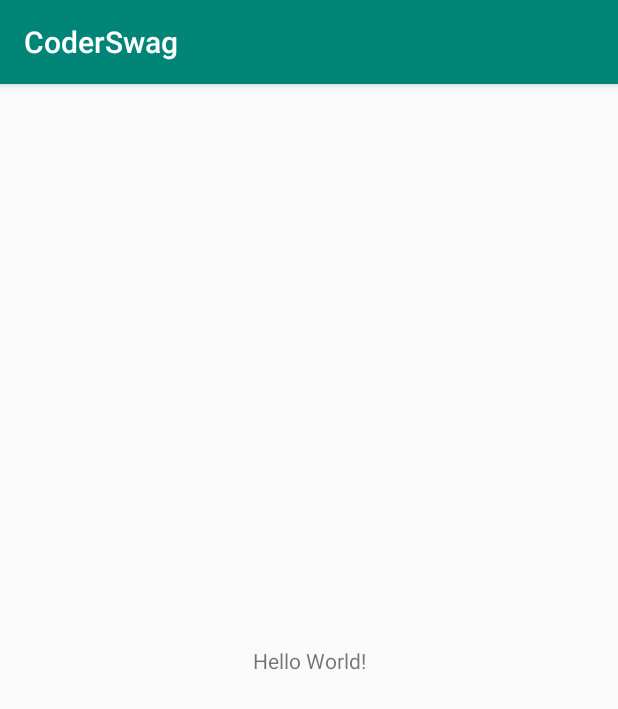
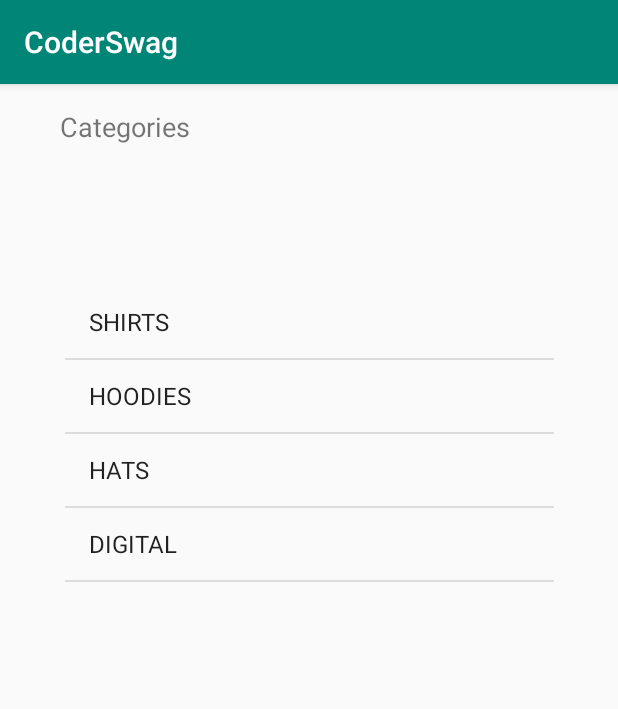
Before and after one commit to Brahmadatta/CoderSwag, an Android app: the screen it shows after launch (MainActivity), on a phone screen of 412 x 824 dp. Shown: the top 709 px of the screen. Run offline under Robolectric (Android 15) with nearby library versions, the phone set to English and light mode, and no system bars.

Commit message:
lesson 02

```diff
--- a/app/src/main/java/com/example/coderswag/Controller/MainActivity.kt
+++ b/app/src/main/java/com/example/coderswag/Controller/MainActivity.kt
@@ -2,12 +2,22 @@ package com.example.coderswag.Controller
 
 import androidx.appcompat.app.AppCompatActivity
 import android.os.Bundle
+import android.widget.ArrayAdapter
+import com.example.coderswag.Model.Category
 import com.example.coderswag.R
+import com.example.coderswag.Services.DataService
+import kotlinx.android.synthetic.main.activity_main.*
 
 class MainActivity : AppCompatActivity() {
+
+    lateinit var adapter : ArrayAdapter<Category>
 
     override fun onCreate(savedInstanceState: Bundle?) {
         super.onCreate(savedInstanceState)
         setContentView(R.layout.activity_main)
+
+        adapter = ArrayAdapter(this,android.R.layout.simple_list_item_1,DataService.categories)
+
+        categoryListView.adapter = adapter
     }
 }
--- a/app/src/main/java/com/example/coderswag/Model/Category.kt
+++ b/app/src/main/java/com/example/coderswag/Model/Category.kt
@@ -1,3 +1,7 @@
 package com.example.coderswag.Model
 
-class Category(val title: String,val image: String)
+class Category(val title: String,val image: String){
+    override fun toString(): String {
+        return title
+    }
+}
--- a/app/src/main/res/layout/activity_main.xml
+++ b/app/src/main/res/layout/activity_main.xml
@@ -7,12 +7,25 @@
     tools:context=".Controller.MainActivity">
 
     <TextView
+        android:id="@+id/textView"
         android:layout_width="wrap_content"
         android:layout_height="wrap_content"
-        android:text="Hello World!"
-        app:layout_constraintBottom_toBottomOf="parent"
+        android:layout_marginStart="40dp"
+        android:layout_marginTop="16dp"
+        android:text="Categories"
+        android:textSize="18sp"
         app:layout_constraintLeft_toLeftOf="parent"
-        app:layout_constraintRight_toRightOf="parent"
+        app:layout_constraintStart_toStartOf="parent"
         app:layout_constraintTop_toTopOf="parent" />
 
+    <ListView
+        android:id="@+id/categoryListView"
+        android:layout_width="326dp"
+        android:layout_height="555dp"
+        android:layout_marginTop="16dp"
+        app:layout_constraintBottom_toBottomOf="parent"
+        app:layout_constraintEnd_toEndOf="parent"
+        app:layout_constraintStart_toStartOf="parent"
+        app:layout_constraintTop_toBottomOf="@+id/textView" />
+
 </androidx.constraintlayout.widget.ConstraintLayout>
```
Also changed, not shown: app/src/main/res/layout/category_list_item.xml (added, +34 -0 lines).
